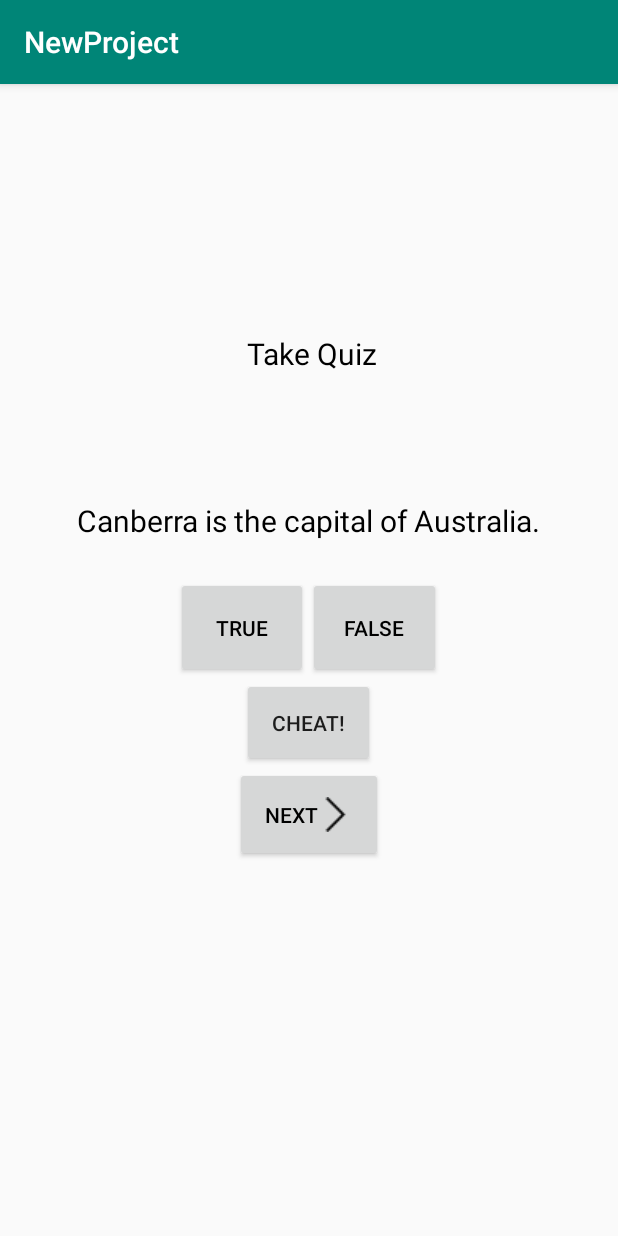
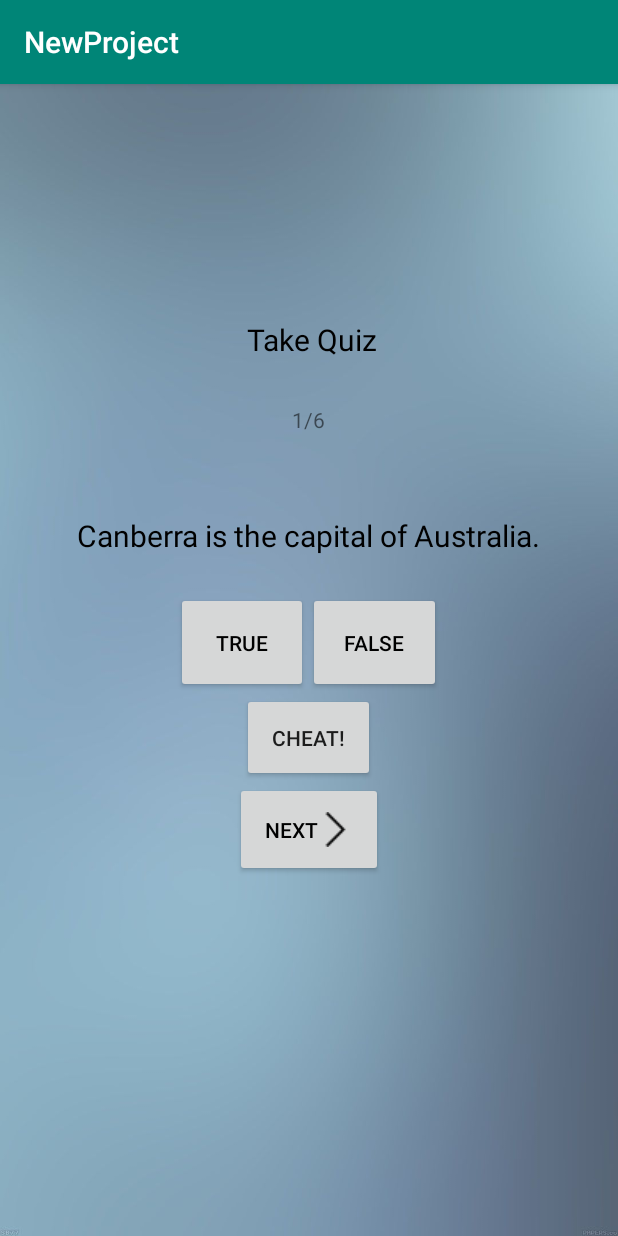
Before and after one commit to nainamaharjan/NewProject, an Android app: the screen it shows after launch (QuizActivity), after a tap on "PREV", on a phone screen of 412 x 824 dp. Run offline under Robolectric (Android 15) with nearby library versions, the phone set to English and light mode, and no system bars.

Commit message:
background added

```diff
--- a/app/src/main/java/com/example/naina/newproject/QuizActivity.java
+++ b/app/src/main/java/com/example/naina/newproject/QuizActivity.java
@@ -19,6 +19,7 @@ public class QuizActivity extends AppCompatActivity {
     private static final int REQUEST_CODE_CHEAT =0;
     public static boolean mIsCheater;
     private int cheatCount= 0;
+    private TextView countQuestion;
 
     private Question[] mQuestionBank = new Question[]{
             new Question(R.string.question_australia, true),
@@ -26,7 +27,7 @@ public class QuizActivity extends AppCompatActivity {
             new Question(R.string.question_mideast, false),
             new Question(R.string.question_africa, false),
             new Question(R.string.question_americas, true),
-            new Question(R.string.question_asia, true),
+            new Question(R.string.question_asia, true)
     };
     private int mCurrentIndex = 0;
 
@@ -45,6 +46,11 @@ public class QuizActivity extends AppCompatActivity {
         mTrueButton = findViewById(R.id.true_button);
         mNextButton = findViewById(R.id.next_button);
         mPrevButton = findViewById(R.id.prev_button);
+
+        countQuestion=findViewById(R.id.count_question);
+//        countQuestion.setText((mCurrentIndex+1)+"/"+ (mQuestionBank.length));
+        setCountQuestion();
+
         showResultBtn = findViewById(R.id.show_result_btn);
         showResultBtn.setOnClickListener(
                 new View.OnClickListener() {
@@ -92,11 +98,10 @@ public class QuizActivity extends AppCompatActivity {
             @Override
             public void onClick(View v) {
                 mCurrentIndex = (mCurrentIndex + 1) % mQuestionBank.length;
+                setCountQuestion();
+//                countQuestion.setText((mCurrentIndex+1)+"/"+ (mQuestionBank.length));
+
                 cheatStatusCheck();
-
-
-
-
                 if (mCurrentIndex == (mQuestionBank.length-1))
                 {
                     showResultBtn.setVisibility(View.VISIBLE);
@@ -120,13 +125,15 @@ public class QuizActivity extends AppCompatActivity {
                 new View.OnClickListener() {
                     @Override
                     public void onClick(View v) {
+                        mCurrentIndex = (mCurrentIndex - 1) < 0 ? 0 : mCurrentIndex - 1;
+                        setCountQuestion();
+//                        countQuestion.setText((mCurrentIndex+1)+"/"+ (mQuestionBank.length));
+
                         cheatStatusCheck();
-                        mCurrentIndex = (mCurrentIndex - 1) < 0 ? 0 : mCurrentIndex - 1;
                         int question = mQuestionBank[mCurrentIndex].getmTextResId();
                         mQuestionTextView.setText(question);
                         if(mCurrentIndex==0){
                            mPrevButton.setVisibility(View.GONE);
-
 
                         }else{
                             mNextButton.setVisibility(View.VISIBLE);
@@ -167,7 +174,9 @@ public class QuizActivity extends AppCompatActivity {
 
 //        Log.d("TAG",userHasCheated  +"");
 
+
     }
+
 
 
     protected void onActivityResult(int requestCode, int resultCode, Intent data) {
@@ -228,5 +237,9 @@ public class QuizActivity extends AppCompatActivity {
         }
 
     }
+    private void setCountQuestion(){
+        countQuestion.setText((mCurrentIndex+1) + "/" + (mQuestionBank.length));
+    }
+
 
 }
--- a/app/src/main/res/layout/activity_cheat.xml
+++ b/app/src/main/res/layout/activity_cheat.xml
@@ -4,6 +4,7 @@
     android:layout_height="match_parent"
     android:orientation="vertical"
     android:gravity="center"
+    android:background="@drawable/quiz_app"
     tools:context=".CheatActivity">
     <TextView
         android:layout_width="wrap_content"
--- a/app/src/main/res/layout/activity_quiz.xml
+++ b/app/src/main/res/layout/activity_quiz.xml
@@ -3,6 +3,7 @@
     android:layout_width="match_parent"
     android:layout_height="match_parent"
     android:gravity="center"
+    android:background="@drawable/quiz_app"
     android:orientation="vertical">
     <TextView
         android:layout_width="wrap_content"
@@ -15,6 +16,10 @@
 
 
         />
+    <TextView
+        android:layout_width="wrap_content"
+        android:layout_height="wrap_content"
+        android:id="@+id/count_question"/>
 
     <TextView
 
@@ -75,7 +80,8 @@
             android:layout_gravity="center"
             android:drawableLeft="@drawable/left_arrow"
             android:padding="20dp"
-            android:textColor="@color/colorBlack" />
+            android:textColor="@color/colorBlack"
+            />
 
 
         <Button
```
Also changed, not shown: app/src/main/res/drawable/quiz_app.jpg (added).
